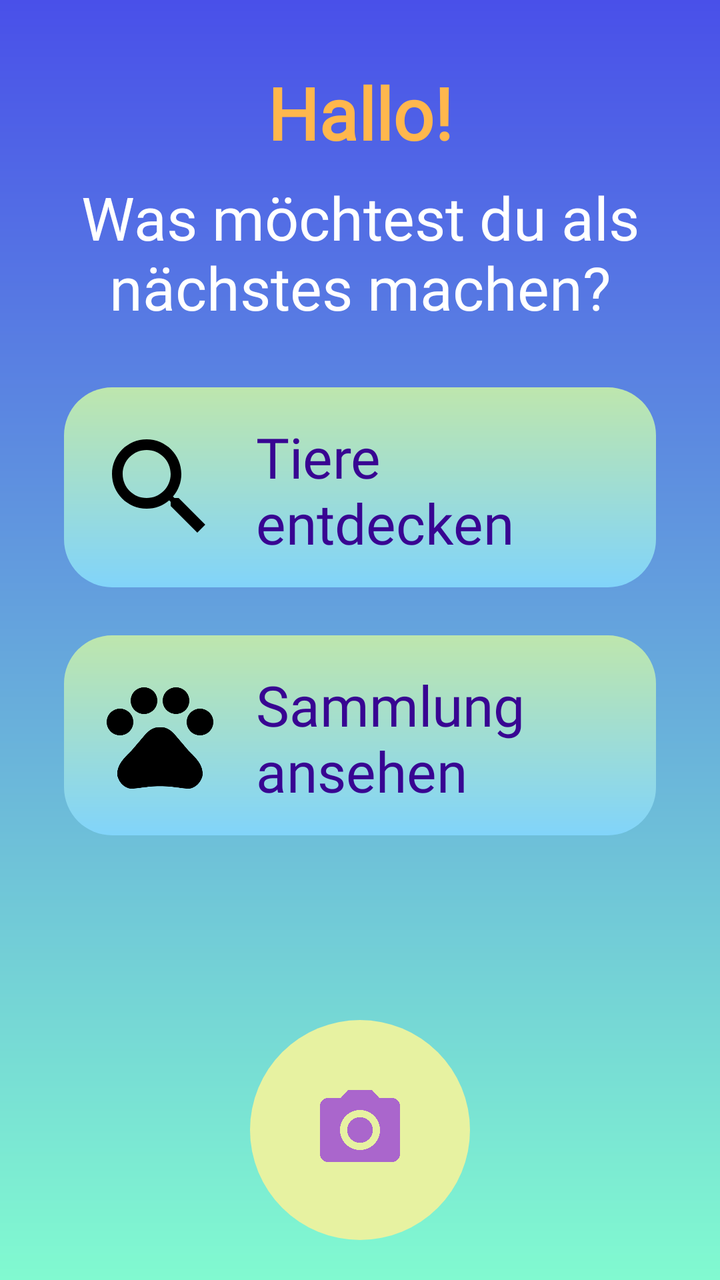
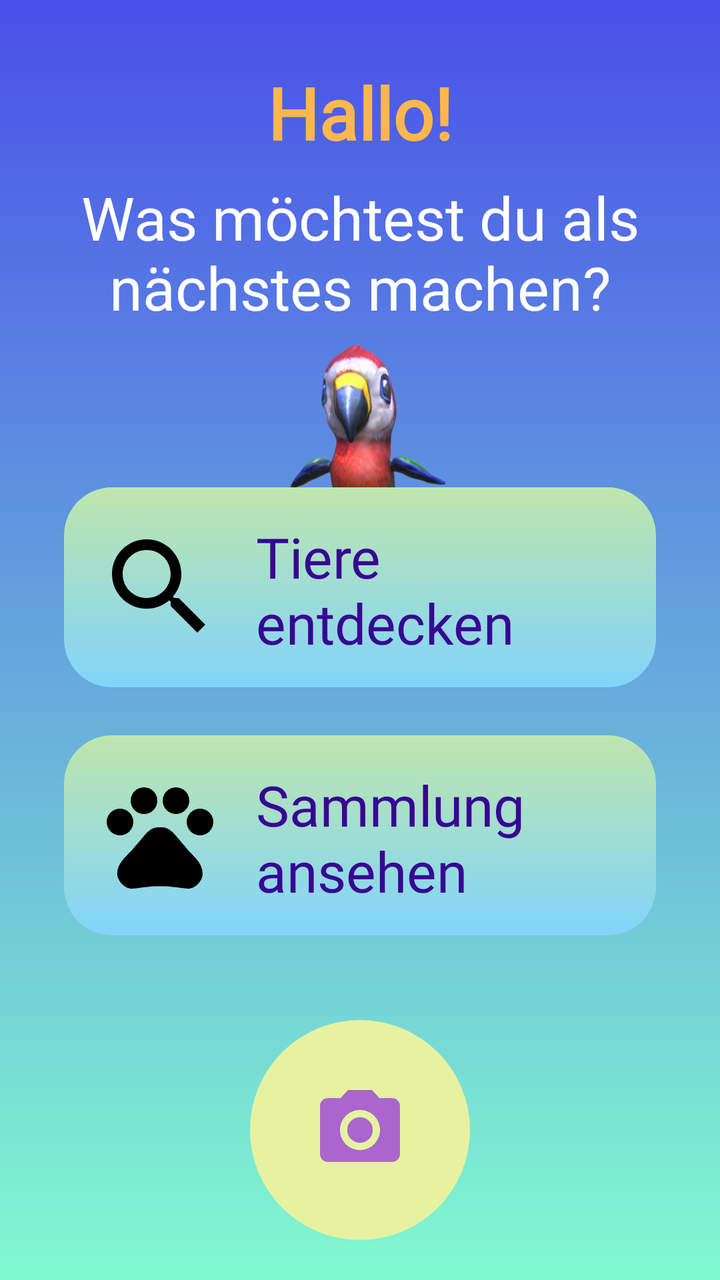

Two renders of the same Android screen: before a commit and after it. Below are the layout's source before the change and the commit's diff.
<!-- AndroidManifest.xml: application theme Theme.ARApp -->
<!-- res/layout/activity_start.xml -->
<androidx.constraintlayout.widget.ConstraintLayout
    xmlns:android="http://schemas.android.com/apk/res/android"
    xmlns:app="http://schemas.android.com/apk/res-auto"
    xmlns:tools="http://schemas.android.com/tools"
    android:layout_width="match_parent"
    android:layout_height="match_parent"
    android:background="@drawable/gradient"
    tools:context=".StartActivity">

    <TextView
        android:id="@+id/welcomeTitle"
        android:layout_width="0dp"
        android:layout_height="wrap_content"
        android:text="Hallo!"
        android:textSize="36sp"
        android:textStyle="bold"
        android:textColor="@color/buttonOrange"
        android:fontFamily="@font/comic_reg"
        android:textAlignment="center"
        android:layout_marginTop="32dp"
        android:layout_marginHorizontal="32dp"
        app:layout_constraintTop_toTopOf="parent"
        app:layout_constraintStart_toStartOf="parent"
        app:layout_constraintEnd_toEndOf="parent"/>

    
    <TextView
        android:id="@+id/welcomeSubtitle"
        android:layout_width="0dp"
        android:layout_height="wrap_content"
        android:text="Was möchtest du als nächstes machen?"
        android:textSize="30sp"
        android:textColor="@color/buttonText"
        android:fontFamily="@font/comic_reg"
        android:textAlignment="center"
        android:layout_marginTop="8dp"
        android:layout_marginHorizontal="32dp"
        app:layout_constraintTop_toBottomOf="@id/welcomeTitle"
        app:layout_constraintStart_toStartOf="parent"
        app:layout_constraintEnd_toEndOf="parent"/>

    
    <LinearLayout
        android:id="@+id/button1"
        android:layout_width="0dp"
        android:layout_height="100dp"
        android:layout_marginTop="30dp"
        android:layout_marginHorizontal="32dp"
        android:orientation="horizontal"
        android:gravity="center_vertical"
        android:background="@drawable/abgerundeterbutton"
        android:padding="16dp"
        app:layout_constraintTop_toBottomOf="@id/welcomeSubtitle"
        app:layout_constraintStart_toStartOf="parent"
        app:layout_constraintEnd_toEndOf="parent">

        <ImageView
            android:layout_width="64dp"
            android:layout_height="64dp"
            android:src="@drawable/baseline_search_24"
            android:contentDescription="Tiere Icon" />

        <TextView
            android:layout_width="0dp"
            android:layout_height="wrap_content"
            android:text="Tiere entdecken"
            android:textSize="28sp"
            android:textColor="#380592"
            android:fontFamily="@font/comic_reg"
            android:layout_marginStart="16dp"
            android:layout_weight="1"/>
    </LinearLayout>

    
    <LinearLayout
        android:id="@+id/button2"
        android:layout_width="0dp"
        android:layout_height="100dp"
        android:layout_marginTop="24dp"
        android:layout_marginHorizontal="32dp"
        android:orientation="horizontal"
        android:gravity="center_vertical"
        android:background="@drawable/abgerundeterbutton"
        android:padding="16dp"
        app:layout_constraintTop_toBottomOf="@id/button1"
        app:layout_constraintStart_toStartOf="parent"
        app:layout_constraintEnd_toEndOf="parent">

        <ImageView
            android:layout_width="64dp"
            android:layout_height="64dp"
            android:src="@drawable/baseline_pets_24"
            android:contentDescription="Flugzeug Icon" />

        <TextView
            android:layout_width="0dp"
            android:layout_height="wrap_content"
            android:text="Sammlung ansehen"
            android:textSize="28sp"
            android:textColor="#380592"
            android:fontFamily="@font/comic_reg"
            android:layout_marginStart="16dp"
            android:layout_weight="1"/>
    </LinearLayout>


    <FrameLayout
        android:id="@+id/startButton"
        android:layout_width="110dp"
        android:layout_height="110dp"
        android:background="@drawable/buttongradient"
        android:clickable="true"
        android:focusable="true"
        app:layout_constraintBottom_toBottomOf="parent"
        app:layout_constraintStart_toStartOf="parent"
        app:layout_constraintEnd_toEndOf="parent"
        android:layout_marginBottom="20dp"  >

        <ImageView
            android:layout_width="48dp"
            android:layout_height="48dp"
            android:layout_gravity="center"
            android:src="@drawable/baseline_camera_alt_24"
            app:tint="@android:color/holo_purple" />

    </FrameLayout>

</androidx.constraintlayout.widget.ConstraintLayout>
<!-- resources referenced by this layout -->
<resources>
  <color name="buttonOrange">#FFB74D</color>
  <color name="buttonText">#FFFFFF</color>
  <!-- drawable abgerundeterbutton (drawable) -->
  <?xml version="1.0" encoding="utf-8"?>
  <shape xmlns:android="http://schemas.android.com/apk/res/android"
      android:shape="rectangle">
      <gradient
          android:startColor="#BEE6AD"
      android:endColor="#81D4FA"
      android:angle="270" />
      <corners android:radius="24dp"/>
  </shape>
  <!-- drawable baseline_camera_alt_24 (drawable) -->
  <vector xmlns:android="http://schemas.android.com/apk/res/android" android:height="24dp" android:tint="#000000" android:viewportHeight="24" android:viewportWidth="24" android:width="24dp">
        
      <path android:fillColor="@android:color/white" android:pathData="M12,12m-3.2,0a3.2,3.2 0,1 1,6.4 0a3.2,3.2 0,1 1,-6.4 0"/>
        
      <path android:fillColor="@android:color/white" android:pathData="M9,2L7.17,4L4,4c-1.1,0 -2,0.9 -2,2v12c0,1.1 0.9,2 2,2h16c1.1,0 2,-0.9 2,-2L22,6c0,-1.1 -0.9,-2 -2,-2h-3.17L15,2L9,2zM12,17c-2.76,0 -5,-2.24 -5,-5s2.24,-5 5,-5 5,2.24 5,5 -2.24,5 -5,5z"/>
      
  </vector>
  <!-- drawable baseline_search_24 (drawable) -->
  <vector xmlns:android="http://schemas.android.com/apk/res/android" android:height="24dp" android:tint="#000000" android:viewportHeight="24" android:viewportWidth="24" android:width="24dp">
        
      <path android:fillColor="@android:color/white" android:pathData="M15.5,14h-0.79l-0.28,-0.27C15.41,12.59 16,11.11 16,9.5 16,5.91 13.09,3 9.5,3S3,5.91 3,9.5 5.91,16 9.5,16c1.61,0 3.09,-0.59 4.23,-1.57l0.27,0.28v0.79l5,4.99L20.49,19l-4.99,-5zM9.5,14C7.01,14 5,11.99 5,9.5S7.01,5 9.5,5 14,7.01 14,9.5 11.99,14 9.5,14z"/>
      
  </vector>
  <!-- drawable buttongradient (drawable) -->
  <?xml version="1.0" encoding="utf-8"?>
  <shape xmlns:android="http://schemas.android.com/apk/res/android"
      android:shape="oval">
      <solid android:color="#E7F2A1" />
  </shape>
  <!-- drawable gradient (drawable) -->
  <?xml version="1.0" encoding="utf-8"?>
  <shape xmlns:android="http://schemas.android.com/apk/res/android"
      android:shape="rectangle">
  
      <gradient
          android:startColor="#4950E9"
          android:endColor="#81FAD0"
          android:angle="270" />
  
  </shape>
  <style name="Theme.ARApp" parent="Theme.MaterialComponents.DayNight.DarkActionBar">
          
          <item name="colorPrimary">@color/purple_500</item>
          <item name="colorPrimaryVariant">@color/purple_700</item>
          <item name="colorOnPrimary">@color/white</item>
          
          <item name="colorSecondary">@color/teal_200</item>
          <item name="colorSecondaryVariant">@color/teal_700</item>
          <item name="colorOnSecondary">@color/black</item>
          
          <item name="android:statusBarColor">?attr/colorPrimaryVariant</item>
          
      </style>
  <color name="purple_500">#FF6200EE</color>
  <color name="purple_700">#FF3700B3</color>
  <color name="white">#FFFFFFFF</color>
  <color name="teal_200">#FF03DAC5</color>
  <color name="teal_700">#FF018786</color>
  <color name="black">#FF000000</color>
  <!-- unchanged entries left out for length: 1 -->
</resources>

<!-- the commit's change to res/layout/activity_start.xml (unified diff, before → after) -->
@@ -38,13 +38,22 @@
         app:layout_constraintTop_toBottomOf="@id/welcomeTitle"
         app:layout_constraintStart_toStartOf="parent"
         app:layout_constraintEnd_toEndOf="parent"/>
-
+    <ImageView
+        android:id="@+id/parrotImage"
+        android:layout_width="120dp"
+        android:layout_height="120dp"
+        android:src="@drawable/parrot_transparent"
+        android:layout_marginBottom="-40dp"
+        app:layout_constraintBottom_toTopOf="@id/button1"
+        app:layout_constraintStart_toStartOf="parent"
+        app:layout_constraintEnd_toEndOf="parent"
+        android:contentDescription="Papagei" />
     
     <LinearLayout
         android:id="@+id/button1"
         android:layout_width="0dp"
         android:layout_height="100dp"
-        android:layout_marginTop="30dp"
+        android:layout_marginTop="80dp"
         android:layout_marginHorizontal="32dp"
         android:orientation="horizontal"
         android:gravity="center_vertical"
<!-- resource entries referenced after the edit -->
@@ -43,6 +43,7 @@
           android:angle="270" />
   
   </shape>
+  <!-- drawable parrot_transparent: png bitmap (drawable, 135382 bytes) -->
   <style name="Theme.ARApp" parent="Theme.MaterialComponents.DayNight.DarkActionBar">
           
           <item name="colorPrimary">@color/purple_500</item>
